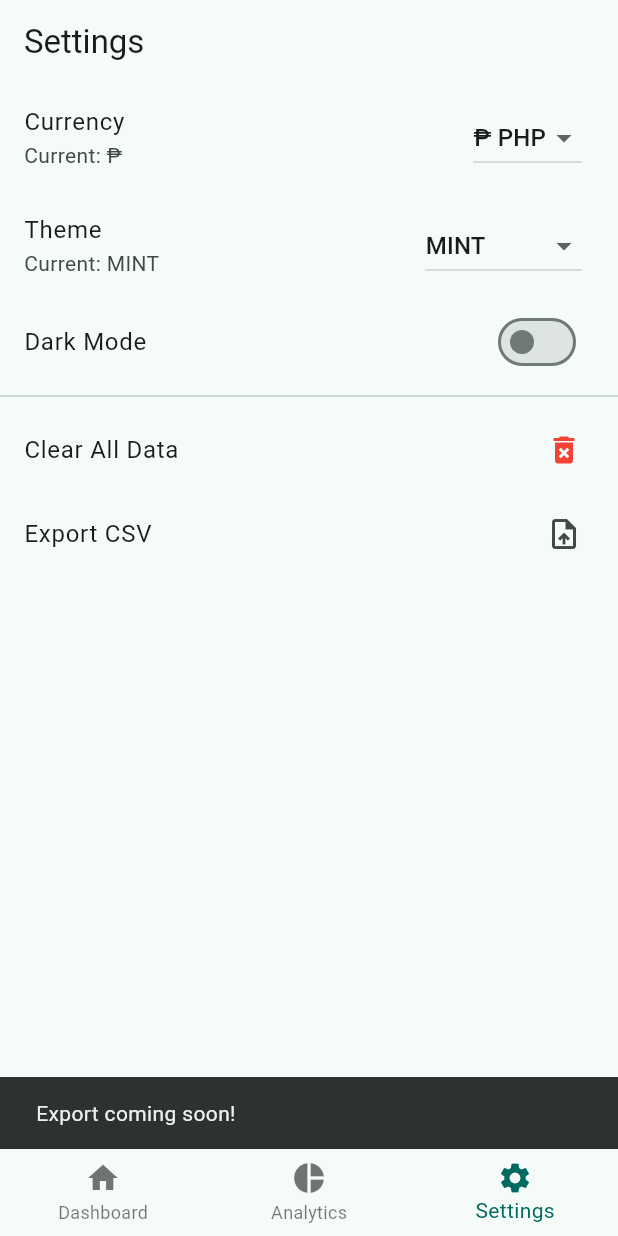
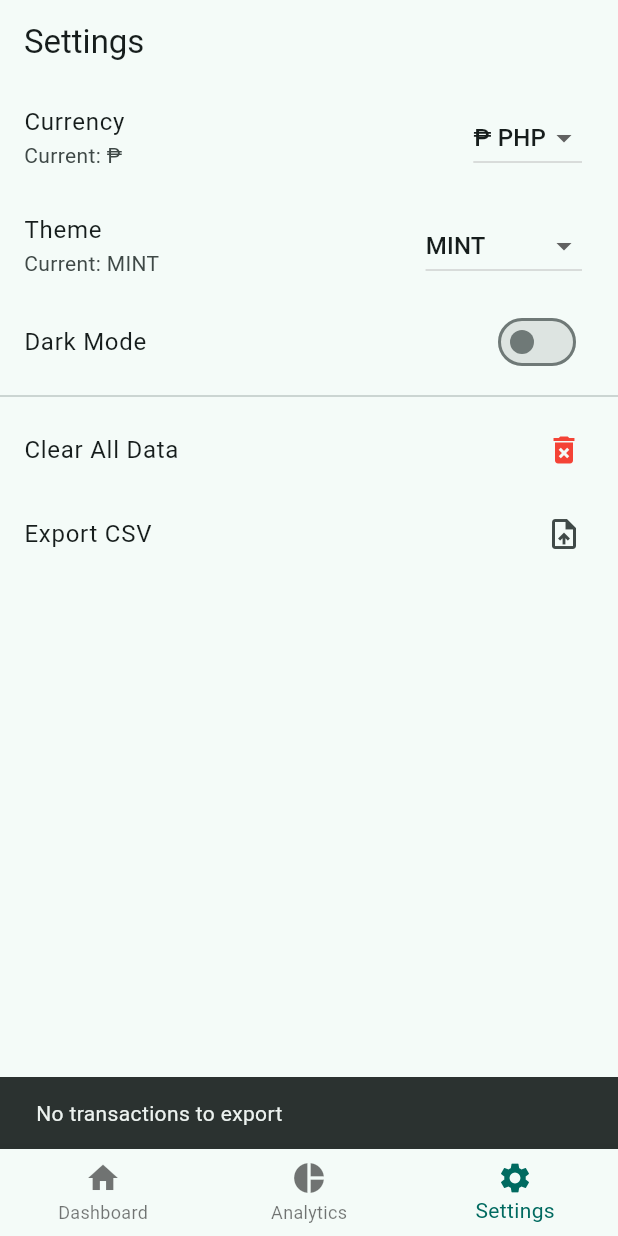
Before and after one commit to Nazonokage/Wallet-Tracker, a Flutter app: the screen it shows after launch, item 3 of the bottom bar chosen, after a tap on "Export CSV", on a phone screen of 412 x 824 dp. Run offline on Flutter 3.47's test engine with Material 3 defaults, Android fonts, the phone set to English and light mode, and no system bars; our stand-ins replace csv, file_picker, fl_chart, share_plus, shared_preferences, sqflite; accounts and stored records are empty.

Commit message:
v1.3: CSV export with folder picker, swipe actions & UI improvements
- Added CSV export with folder picker (save anywhere)
- Swipe left → Edit (green bar)
- Swipe right → Delete (orange bar) with confirmation
- Changed app title to 'Wallet Tracker'
- UI polish and theme improvements
- Added share option after CSV export

```diff
--- a/lib/screens/dashboard_screen.dart
+++ b/lib/screens/dashboard_screen.dart
@@ -84,6 +84,7 @@ class _DashboardScreenState extends State<DashboardScreen> {
                             );
                             if (confirm == true) {
                               provider.softDelete(txn.id!);
+                              if (!context.mounted) return true;
                               _showUndoSnackBar(context);
                               return true; // remove the item
                             } else {
--- a/lib/screens/settings_screen.dart
+++ b/lib/screens/settings_screen.dart
@@ -1,5 +1,11 @@
+import 'dart:io';
+import 'package:file_picker/file_picker.dart';
 import 'package:flutter/material.dart';
 import 'package:provider/provider.dart';
+import 'package:share_plus/share_plus.dart';
+import 'package:csv/csv.dart';
+import 'package:path_provider/path_provider.dart';
+import 'package:wallettracker/models/transaction.dart' show TransactionType;
 import '../providers/settings_provider.dart' show SettingsProvider, AppTheme;
 import '../providers/transaction_provider.dart';
 import '../db/database_helper.dart';
@@ -32,8 +38,7 @@ class SettingsScreen extends StatelessWidget {
             ),
           ),
 
-          // ✅ Theme picker – add this block
-// inside ListView children:
+          // Theme picker
           ListTile(
             title: const Text('Theme'),
             subtitle:
@@ -51,6 +56,7 @@ class SettingsScreen extends StatelessWidget {
               },
             ),
           ),
+
           // Dark Mode toggle
           ListTile(
             title: const Text('Dark Mode'),
@@ -61,27 +67,26 @@ class SettingsScreen extends StatelessWidget {
           ),
 
           const Divider(),
-          // Clear data (unchanged)
+
+          // Clear all data
           ListTile(
             title: const Text('Clear All Data'),
             trailing: const Icon(Icons.delete_forever, color: Colors.red),
             onTap: () => _confirmClearData(context),
           ),
-          // Export (placeholder)
+
+          // ✅ Export CSV – now fully functional
           ListTile(
             title: const Text('Export CSV'),
             trailing: const Icon(Icons.upload_file),
-            onTap: () {
-              ScaffoldMessenger.of(context).showSnackBar(
-                const SnackBar(content: Text('Export coming soon!')),
-              );
-            },
+            onTap: () => _exportCSV(context),
           ),
         ],
       ),
     );
   }
 
+  // --------------------- Clear Data (unchanged) ---------------------
   void _confirmClearData(BuildContext context) {
     showDialog(
       context: context,
@@ -134,4 +139,91 @@ class SettingsScreen extends StatelessWidget {
       ),
     );
   }
+
+  // --------------------- CSV Export ---------------------
+  Future<void> _exportCSV(BuildContext context) async {
+    final provider = Provider.of<TransactionProvider>(context, listen: false);
+    final transactions = provider.transactions;
+
+    if (transactions.isEmpty) {
+      if (!context.mounted) return;
+      ScaffoldMessenger.of(context).showSnackBar(
+        const SnackBar(content: Text('No transactions to export')),
+      );
+      return;
+    }
+
+    try {
+      // 1. Build CSV content
+      final List<List<dynamic>> rows = [
+        ['Date', 'Type', 'Category', 'Amount', 'Remark']
+      ];
+      for (var txn in transactions) {
+        rows.add([
+          txn.date.toIso8601String(),
+          txn.type == TransactionType.income ? 'Income' : 'Expense',
+          txn.category?.toString().split('.').last ?? '',
+          txn.amount,
+          txn.remark ?? '',
+        ]);
+      }
+      final csvString = const ListToCsvConverter().convert(rows);
+
+      // 2. Ask user where to save
+      String? selectedDirectory = await FilePicker.platform.getDirectoryPath(
+        dialogTitle: 'Choose folder to save CSV',
+      );
+
+      if (selectedDirectory == null) {
+        // User canceled – do nothing
+        return;
+      }
+
+      // 3. Write the file to the chosen folder
+      final fileName =
+          'transactions_${DateTime.now().millisecondsSinceEpoch}.csv';
+      final filePath = '$selectedDirectory/$fileName';
+      final file = File(filePath);
+      await file.writeAsString(csvString);
+
+      if (!context.mounted) return;
+      ScaffoldMessenger.of(context).showSnackBar(
+        SnackBar(
+          content: Text('CSV saved to: $filePath'),
+          duration: const Duration(seconds: 4),
+        ),
+      );
+
+      // 4. Optionally, offer to share the file via share_plus
+      final shouldShare = await showDialog<bool>(
+        context: context,
+        builder: (_) => AlertDialog(
+          title: const Text('Share file?'),
+          content: const Text('Do you want to share the CSV file as well?'),
+          actions: [
+            TextButton(
+              onPressed: () => Navigator.pop(context, false),
+              child: const Text('No'),
+            ),
+            TextButton(
+              onPressed: () => Navigator.pop(context, true),
+              child: const Text('Yes'),
+            ),
+          ],
+        ),
+      );
+
+      if (shouldShare == true) {
+        await Share.shareXFiles(
+          [XFile(filePath)],
+          text: 'My transaction data from Wallet Tracker',
+        );
+      }
+    } catch (e) {
+      if (!context.mounted) return;
+      ScaffoldMessenger.of(context).showSnackBar(
+        SnackBar(content: Text('Export failed: $e')),
+      );
+    }
+  }
 }
--- a/pubspec.yaml
+++ b/pubspec.yaml
@@ -20,6 +20,9 @@ dependencies:
   # flutter_neumorphic: ^3.2.0
   # particles_flutter: ^1.0.0
 
+  file_picker: ^8.0.0   # add this line
+
+
 
 
   # State
@@ -33,7 +36,7 @@ dependencies:
 
   # CSV + sharing
   csv: ^6.0.0
-  # share_plus: ^6.3.0
+  share_plus: ^7.2.2
 
   # Utilities
   intl: ^0.18.1
```
Also changed, not shown: pubspec.lock, 6 other files.
